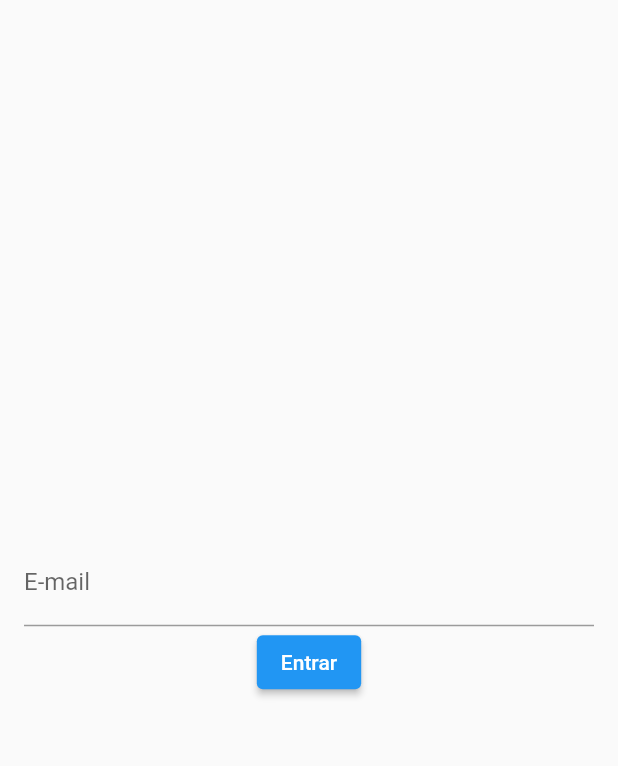
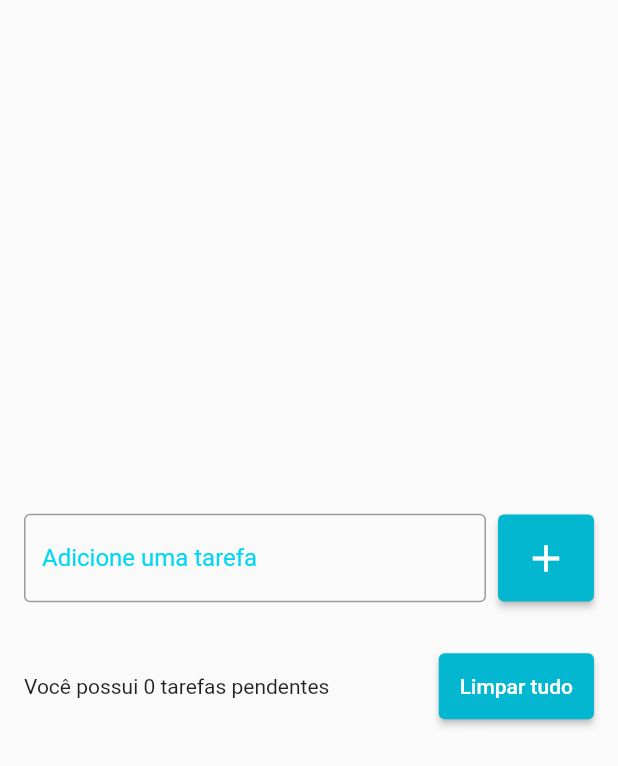
Before and after one commit to JoaoDiasDev/JoaoDiasDev.github.io, a Flutter app: the screen it shows after launch, on a phone screen of 412 x 824 dp. Shown: the top 766 px of the screen. Run offline on Flutter 3.47's test engine with Material 2 defaults, Android fonts, the light colour scheme and no system bars; our stand-ins replace flutter_slidable, shared_preferences.

Commit message:
Finalizando projeto todo_list

```diff
--- a/todo_list/lib/main.dart
+++ b/todo_list/lib/main.dart
@@ -10,7 +10,8 @@
 
   @override
   Widget build(BuildContext context) {
-    return MaterialApp(
+    return const MaterialApp(
+      debugShowCheckedModeBanner: false,
       home: TodoListPage(),
     );
   }
--- /dev/null
+++ b/todo_list/lib/models/todo.dart
@@ -0,0 +1,17 @@
+class Todo {
+  Todo({required this.title, required this.dateTime});
+
+  Todo.fromJson(Map<String, dynamic> json)
+      : title = json['title'],
+        dateTime = DateTime.parse(json['datetime']);
+
+  String title;
+  DateTime dateTime;
+
+  Map<String, dynamic> toJson() {
+    return {
+      'title': title,
+      'datetime': dateTime.toIso8601String(),
+    };
+  }
+}
--- a/todo_list/lib/pages/todo_list_page.dart
+++ b/todo_list/lib/pages/todo_list_page.dart
@@ -1,58 +1,227 @@
-import 'package:flutter/foundation.dart';
 import 'package:flutter/material.dart';
+import 'package:todo_list/models/todo.dart';
+import 'package:todo_list/repositories/todo_repository.dart';
+import 'package:todo_list/widgets/todo_list_item.dart';
 
-class TodoListPage extends StatelessWidget {
-  TodoListPage({super.key});
+class TodoListPage extends StatefulWidget {
+  const TodoListPage({super.key});
 
-  final TextEditingController emailController = TextEditingController();
+  @override
+  State<TodoListPage> createState() => _TodoListPageState();
+}
+
+class _TodoListPageState extends State<TodoListPage> {
+  final TextEditingController todoController = TextEditingController();
+  final TodoRepository todoRepository = TodoRepository();
+
+  List<Todo> todos = [];
+  Todo? deletedTodo;
+  int? deletedTodoPos;
+
+  String? errorText;
+
+  @override
+  void initState() {
+    super.initState();
+
+    todoRepository.getTodoList().then((value) {
+      setState(() {
+        todos = value;
+      });
+    });
+  }
 
   @override
   Widget build(BuildContext context) {
-    return Scaffold(
+    return SafeArea(
+      child: Scaffold(
         body: Center(
           child: Padding(
-          padding: const EdgeInsets.symmetric(
-            horizontal: 16,
-          ),
+            padding: const EdgeInsets.all(16.0),
             child: Column(
               mainAxisSize: MainAxisSize.min,
               children: [
-              TextField(
-                controller: emailController,
-                decoration: const InputDecoration(
-                  labelText: 'E-mail',
+                Row(
+                  children: [
+                    Expanded(
+                      child: TextField(
+                        controller: todoController,
+                        decoration: InputDecoration(
+                          border: const OutlineInputBorder(),
+                          labelText: 'Adicione uma tarefa',
+                          hintText: 'Ex. Estudar',
+                          errorText: errorText,
+                          focusedBorder: OutlineInputBorder(
+                            borderSide: BorderSide(
+                              color: Color(0xff00d7f3),
+                              width: 2,
                             ),
-                onChanged: onChanged,
-                onSubmitted: onSubmitted,
+                          ),
+                          labelStyle: TextStyle(
+                            color: Color(0xff00d7f3),
+                          ),
+                        ),
+                      ),
+                    ),
+                    const SizedBox(
+                      width: 8,
                     ),
                     ElevatedButton(
-                onPressed: login,
-                child: const Text('Entrar'),
+                        onPressed: () {
+                          String text = todoController.text;
+
+                          if (text.isEmpty) {
+                            setState(() {
+                              errorText = 'O titulo não pode ser vazio!';
+                            });
+                            return;
+                          }
+
+                          if (text.isNotEmpty) {
+                            setState(() {
+                              errorText = null;
+                            });
+                          }
+
+                          setState(() {
+                            Todo newTodo = Todo(
+                              title: text,
+                              dateTime: DateTime.now(),
+                            );
+                            todos.add(newTodo);
+                          });
+                          todoController.clear();
+                          todoRepository.saveTodoList(todos);
+                        },
+                        style: ElevatedButton.styleFrom(
+                          backgroundColor: const Color(0xFF02B7CF),
+                          padding: const EdgeInsets.all(14),
+                        ),
+                        child: const Icon(
+                          Icons.add,
+                          size: 30,
+                        )),
+                  ],
+                ),
+                const SizedBox(
+                  height: 16,
+                ),
+                Flexible(
+                  child: ListView(
+                    shrinkWrap: true,
+                    children: [
+                      for (Todo todo in todos)
+                        TodoListItem(
+                          todo: todo,
+                          onDelete: onDelete,
                         ),
                     ],
+                  ),
+                ),
+                const SizedBox(
+                  height: 16,
+                ),
+                Row(
+                  children: [
+                    Expanded(
+                      child: Text(
+                        'Você possui ${todos.length} tarefas pendentes',
+                      ),
+                    ),
+                    const SizedBox(
+                      width: 8,
+                    ),
+                    ElevatedButton(
+                      onPressed: showDeleteTodosConfirmationDialog,
+                      style: ElevatedButton.styleFrom(
+                        backgroundColor: const Color(0xFF02B7CF),
+                        padding: const EdgeInsets.all(14),
+                      ),
+                      child: const Text(
+                        'Limpar tudo',
+                      ),
+                    ),
+                  ],
+                )
+              ],
+            ),
           ),
         ),
       ),
     );
   }
 
-  void login() {
-    String text = emailController.text;
-    if (kDebugMode) {
-      print(text);
-    }
-    emailController.text = 'João';
+  void onDelete(Todo todo) {
+    deletedTodo = todo;
+    deletedTodoPos = todos.indexOf(todo);
+    setState(() {
+      todos.remove(todo);
+    });
+    todoRepository.saveTodoList(todos);
+    ScaffoldMessenger.of(context).clearSnackBars();
+    ScaffoldMessenger.of(context).showSnackBar(
+      SnackBar(
+        content: Text(
+          'Tarefa ${todo.title} foi removida com sucesso!',
+          style: const TextStyle(color: Color(0xff060708)),
+        ),
+        backgroundColor: Colors.white,
+        action: SnackBarAction(
+          label: 'Desfazer',
+          textColor: const Color(0xff00d7f3),
+          onPressed: () {
+            setState(() {
+              todos.insert(deletedTodoPos!, deletedTodo!);
+              ScaffoldMessenger.of(context).showSnackBar(SnackBar(
+                content: Text(
+                  'Tarefa ${todo.title} foi restaurada!',
+                  style: const TextStyle(color: Color(0xff060708)),
+                ),
+                backgroundColor: Colors.white,
+              ));
+            });
+            todoRepository.saveTodoList(todos);
+          },
+        ),
+        duration: const Duration(seconds: 5),
+      ),
+    );
   }
 
-  void onChanged(String text) {
-    if (kDebugMode) {
-      print(text);
+  void showDeleteTodosConfirmationDialog() {
+    showDialog(
+      context: context,
+      builder: ((context) => AlertDialog(
+            title: const Text('Limpar tudo?'),
+            content: const Text(
+              'Você tem certeza que deseja apagar todas as tarefas?',
+            ),
+            actions: [
+              TextButton(
+                onPressed: () {
+                  Navigator.of(context).pop();
+                },
+                style: TextButton.styleFrom(
+                    foregroundColor: const Color(0xff00d7f3)),
+                child: const Text('Cancelar'),
+              ),
+              TextButton(
+                onPressed: () {
+                  Navigator.of(context).pop();
+                  deleteAllTodos();
+                },
+                style: TextButton.styleFrom(foregroundColor: Colors.red),
+                child: const Text('Limpar tudo'),
+              ),
+            ],
+          )),
+    );
+  }
+
+  void deleteAllTodos() {
+    setState(() {
+      todos.clear();
+    });
+    todoRepository.saveTodoList(todos);
   }
 }
-
-  void onSubmitted(String text) {
-    if (kDebugMode) {
-      print(text);
-    }
-  }
-}
--- a/todo_list/pubspec.yaml
+++ b/todo_list/pubspec.yaml
@@ -36,6 +36,9 @@
   # The following adds the Cupertino Icons font to your application.
   # Use with the CupertinoIcons class for iOS style icons.
   cupertino_icons: ^1.0.2
+  intl:
+  flutter_slidable: ^2.0.0
+  shared_preferences: ^2.0.15
 
 dev_dependencies:
   flutter_test:
```
Also changed, not shown: todo_list/lib/repositories/todo_repository.dart (added, +24 -0 lines), todo_list/lib/widgets/todo_list_item.dart (added, +79 -0 lines), 1 other file. Lines whose indentation alone changed are shown as unchanged.
